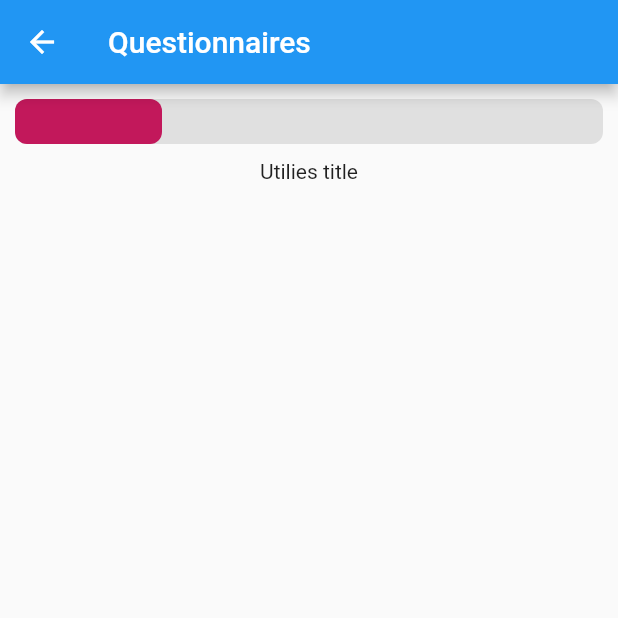
After one commit to moehared/Climate-awareness-V2, a Flutter app: the QuestionaireView screen opened directly, on a phone screen of 412 x 824 dp, the top half of it. The commit adds this screen. Run offline on Flutter 3.47's test engine with Material 2 defaults, Android fonts, the phone set to English and light mode, and no system bars; drawn by our look-alikes of flutter_animation_progress_bar; our stand-ins replace cloud_firestore, file_picker, firebase_auth, firebase_core, firebase_storage, flutter_pw_validator and 2 more; accounts and stored records are empty; Roboto replaces fonts that are missing (Roboto-).

Commit message:
QuestionaireFeat: added questionaire views

```diff
--- a/app/lib/common/routes/app_routes.dart
+++ b/app/lib/common/routes/app_routes.dart
@@ -5,6 +5,7 @@ import 'package:app/ui/views/confirm-user-email-view/confirm_user_email.dart';
 import 'package:app/ui/views/community-view/community_view.dart';
 import 'package:app/ui/views/location-view/location-view.dart';
 import 'package:app/ui/views/profile-view/profile-view.dart';
+import 'package:app/ui/views/questionaire-view/questionaire-view.dart';
 import 'package:app/ui/views/user-registeration-view/user_registeration_view.dart';
 import 'package:flutter/material.dart';
 import 'package:app/ui/views/forum-view/forum-posts.dart';
@@ -18,6 +19,8 @@ class AppRouter {
         return MaterialPageRoute(builder: (_) => ConfirmEmailView());
       case ForumView.routeName:
         return MaterialPageRoute(builder: (_) => ForumView());
+      case QuestionaireView.routeName:
+        return MaterialPageRoute(builder: (_) => QuestionaireView());
       // case CommunityView.routeName:
       //   return MaterialPageRoute(builder: (_) => CommunityView());
       //   case ChatView.routeName:
--- /dev/null
+++ b/app/lib/domain/viewmodel/questionaire-viewmodel/question-viewmodels/food-viewmodel.dart
@@ -0,0 +1,5 @@
+import 'package:app/domain/viewmodel/base_viewmodel/baseview_model.dart';
+
+class FoodViewModel extends BaseViewModel {
+
+}
--- /dev/null
+++ b/app/lib/domain/viewmodel/questionaire-viewmodel/question-viewmodels/goods-services-viewmodel.dart
@@ -0,0 +1,5 @@
+import 'package:app/domain/viewmodel/base_viewmodel/baseview_model.dart';
+
+class GoodsServicesViewModel extends BaseViewModel {
+
+}
--- /dev/null
+++ b/app/lib/domain/viewmodel/questionaire-viewmodel/question-viewmodels/transportation-viewmodel.dart
@@ -0,0 +1,5 @@
+import 'package:app/domain/viewmodel/base_viewmodel/baseview_model.dart';
+
+class TransportationViewModel extends BaseViewModel {
+
+}
--- /dev/null
+++ b/app/lib/domain/viewmodel/questionaire-viewmodel/question-viewmodels/utilities-viewmodel.dart
@@ -0,0 +1,5 @@
+import 'package:app/domain/viewmodel/base_viewmodel/baseview_model.dart';
+
+class UtilitiesViewModel extends BaseViewModel {
+
+}
--- /dev/null
+++ b/app/lib/domain/viewmodel/questionaire-viewmodel/questionaire-viewmodel.dart
@@ -0,0 +1,68 @@
+import 'package:app/domain/viewmodel/base_viewmodel/baseview_model.dart';
+import 'package:app/ui/views/questionaire-view/question-views/food-view.dart';
+import 'package:app/ui/views/questionaire-view/question-views/goods-services-view.dart';
+import 'package:app/ui/views/questionaire-view/question-views/transportation-view.dart';
+import 'package:app/ui/views/questionaire-view/question-views/utilities-view.dart';
+import 'package:flutter/material.dart';
+
+class QuestionaireViewModel extends BaseViewModel {
+  final _scaffoldKey = GlobalKey<ScaffoldState>();
+  final Map<String, dynamic> tipData = {};
+  final _pageController = PageController();
+
+  int _selectedPage = 0;
+
+  final List<Widget> _pages = [
+    UtilitiesView(),
+    TransportationView(),
+    FoodView(),
+    GoodsServicesView(),
+  ];
+
+  double? stepAmount, beginWidth, endWidth;
+
+// all methods here
+
+  void setProgressAnim(int curPageIndex) {
+    stepAmount = curPageIndex + 1;
+    beginWidth = curPageIndex == 0 ? 1.0 : curPageIndex.toDouble();
+    endWidth = stepAmount! * curPageIndex;
+    notifyListeners();
+  }
+
+  void previousQuestionScreen() {
+    if (_selectedPage > 0) {
+      _selectedPage--;
+      _pageController.animateToPage(_selectedPage,
+          duration: Duration(microseconds: 250), curve: Curves.bounceInOut);
+    }
+  }
+
+  void nextQuestionScreen() {
+    if (_selectedPage < _pages.length - 1) {
+      _selectedPage++;
+      _pageController.animateToPage(_selectedPage,
+          duration: Duration(microseconds: 250), curve: Curves.bounceInOut);
+    }
+  }
+
+// save qeustion and re-direct user to profile page
+  void doneQuestions() async {}
+
+  // all setters
+
+  set setSelectedPageIndex(int pageIndex) {
+    _selectedPage = pageIndex;
+    print('update page to $_selectedPage');
+    notifyListeners();
+  }
+
+  // all getters
+
+  GlobalKey<ScaffoldState> get scaffold => _scaffoldKey;
+  List<Widget> get pages => _pages;
+  int get selectedPage => _selectedPage;
+  int get totalPages => _pages.length;
+  int get growthStep => growthStep.toInt();
+  PageController get pageController => _pageController;
+}
--- a/app/lib/ui/views/profile-view/profile-view.dart
+++ b/app/lib/ui/views/profile-view/profile-view.dart
@@ -19,6 +19,7 @@ class ProfileView extends StatelessWidget {
 
     return BuildViewModel<ProfileViewModel>(
       builder: (ctx, model, child) => Scaffold(
+        key: model.scaffoldKey,
         appBar: AppBar(
           automaticallyImplyLeading: false,
           brightness: Brightness.light,
@@ -28,7 +29,7 @@ class ProfileView extends StatelessWidget {
               icon: Icon(
                 Icons.more_vert_rounded,
               ),
-              onPressed: () {},
+              onPressed: () => model.showPopUpMenu(model),
             ),
           ],
         ),
--- /dev/null
+++ b/app/lib/ui/views/questionaire-view/question-views/utilities-view.dart
@@ -0,0 +1,27 @@
+import 'package:app/domain/viewmodel/buildView_modelTemplate.dart/buildView_modelTemplate.dart';
+import 'package:app/domain/viewmodel/questionaire-viewmodel/question-viewmodels/utilities-viewmodel.dart';
+import 'package:flutter/material.dart';
+
+class UtilitiesView extends StatelessWidget {
+  const UtilitiesView({Key? key}) : super(key: key);
+
+  @override
+  Widget build(BuildContext context) {
+    return BuildViewModel<UtilitiesViewModel>(
+      builder: (ctx, model, child) => SingleChildScrollView(
+        child: Column(
+          mainAxisAlignment: MainAxisAlignment.center,
+          children: [
+            Padding(
+              padding: const EdgeInsets.only(top: 40.0),
+              child: Text(
+                'Utilies title',
+                style: TextStyle(fontFamily: 'Roboto-'),
+              ),
+            ),
+          ],
+        ),
+      ),
+    );
+  }
+}
--- /dev/null
+++ b/app/lib/ui/views/questionaire-view/questionaire-view.dart
@@ -0,0 +1,54 @@
+import 'package:app/domain/viewmodel/buildView_modelTemplate.dart/buildView_modelTemplate.dart';
+import 'package:app/domain/viewmodel/questionaire-viewmodel/questionaire-viewmodel.dart';
+import 'package:flutter/material.dart';
+import 'package:flutter_animation_progress_bar/flutter_animation_progress_bar.dart';
+
+class QuestionaireView extends StatelessWidget {
+  static const routeName = '/QuestionaireView';
+  const QuestionaireView({Key? key}) : super(key: key);
+
+  @override
+  Widget build(BuildContext context) {
+    return BuildViewModel<QuestionaireViewModel>(
+      builder: (ctx, model, child) => Scaffold(
+        key: model.scaffold,
+        appBar: AppBar(
+          title: Text('Questionnaires'),
+          leading: model.selectedPage == 0
+              ? null
+              : IconButton(
+                  icon: (Icon(Icons.arrow_back)),
+                  onPressed: model.previousQuestionScreen,
+                ),
+        ),
+        body: Stack(
+          children: [
+            Padding(
+              padding: const EdgeInsets.all(10.0),
+              child: PageView(
+                physics: BouncingScrollPhysics(),
+                controller: model.pageController,
+                onPageChanged: (i) {
+                  model.setSelectedPageIndex = i;
+                  model.setProgressAnim(i);
+                },
+                children: [
+                  ...model.pages,
+                ],
+              ),
+            ),
+            Padding(
+              padding: const EdgeInsets.all(10.0),
+              child: FAProgressBar(
+                maxValue: model.totalPages,
+                currentValue: model.stepAmount?.toInt() ?? 1,
+                progressColor: Theme.of(context).colorScheme.secondary,
+                backgroundColor: Colors.grey.shade300,
+              ),
+            ),
+          ],
+        ),
+      ),
+    );
+  }
+}
--- a/app/pubspec.yaml
+++ b/app/pubspec.yaml
@@ -44,7 +44,7 @@ dependencies:
   uuid: ^3.0.5
   file_picker: ^4.2.1
   firebase_storage: ^10.1.0
-
+  flutter_animation_progress_bar: ^2.0.1
 
 dev_dependencies:
   build_runner: ^2.1.4
@@ -52,7 +52,6 @@ dev_dependencies:
   flutter_test:
     sdk: flutter
   mockito: ^5.0.16
-
 
 # For information on the generic Dart part of this file, see the
 # following page: https://dart.dev/tools/pub/pubspec
```
Also changed, not shown: app/lib/domain/services/locator.dart (+10 -4 lines), app/lib/domain/viewmodel/profile_viewmodel/profile_viewmodel.dart (+29 -6 lines), app/lib/ui/views/questionaire-view/question-views/food-view.dart (added, +26 -0 lines), app/lib/ui/views/questionaire-view/question-views/goods-services-view.dart (added, +26 -0 lines), app/lib/ui/views/questionaire-view/question-views/transportation-view.dart (added, +26 -0 lines), app/lib/ui/widgets/animated-widget/animated-widget.dart (added, +15 -0 lines), app/lib/ui/widgets/user-setting-menu/build_tiles.dart (added, +23 -0 lines), app/lib/ui/widgets/user-setting-menu/user_setting_menu.dart (added, +169 -0 lines), app/pubspec.lock, 13 other files.
